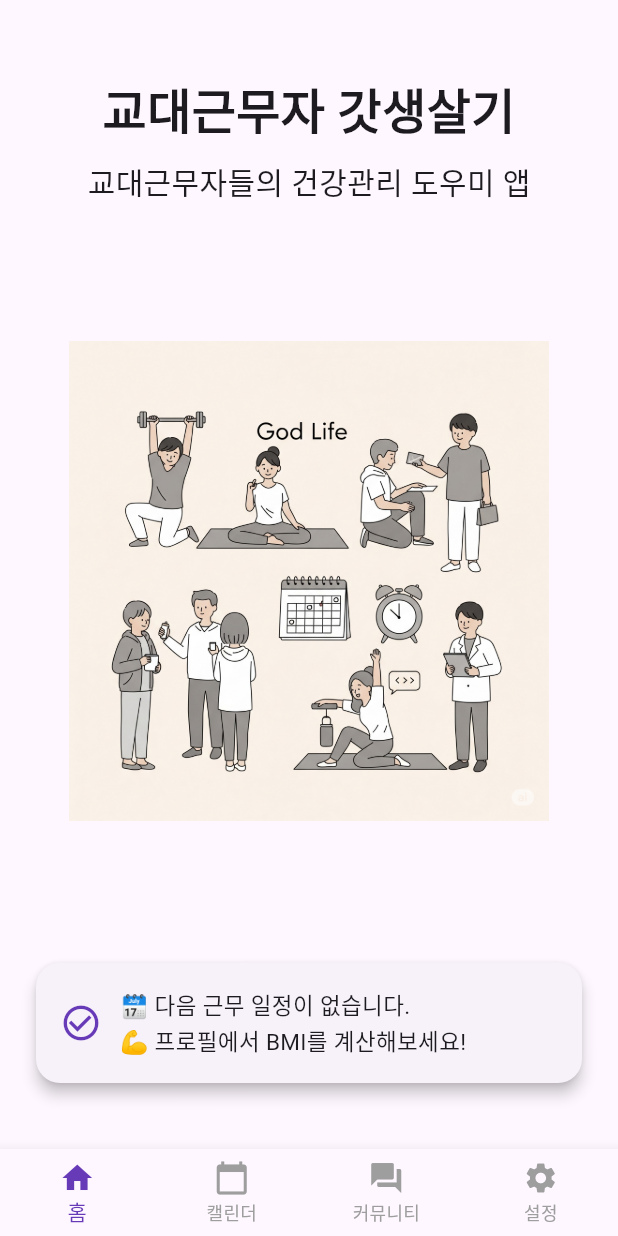
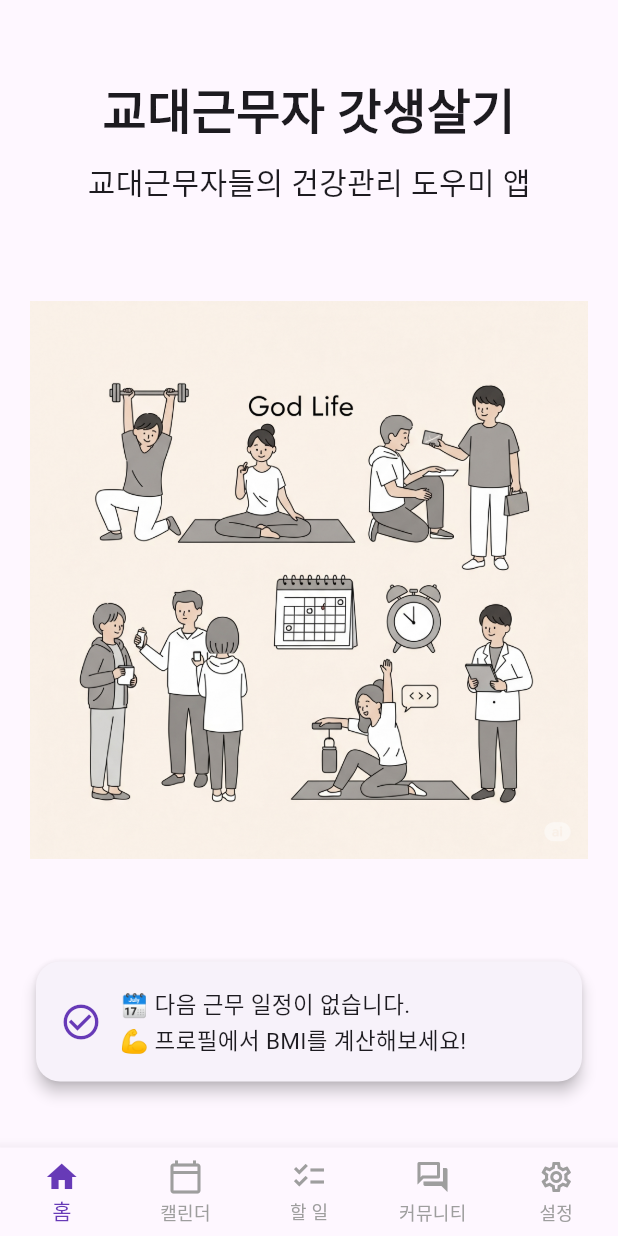
Before and after one commit to shine83/god_life_app_new, a Flutter app: the screen it shows after launch, on a phone screen of 412 x 824 dp. Run offline on Flutter 3.47's test engine with Material 3 defaults, Android fonts, the phone set to English and light mode, and no system bars; our stand-ins replace flutter_colorpicker, flutter_local_notifications, shared_preferences, sqflite, table_calendar, timezone; accounts and stored records are empty; network calls fail.

Commit message:
버전 1.0 일단 만듬

```diff
--- a/lib/db_helper.dart
+++ b/lib/db_helper.dart
@@ -1,50 +1,36 @@
+// lib/db_helper.dart
 import 'package:flutter/material.dart';
 import 'package:sqflite/sqflite.dart';
 import 'package:path/path.dart';
 
-// ## 👈 1. 루틴 데이터를 위한 새로운 클래스들을 정의합니다. ##
-
-// 루틴 자체의 정의 (예: 이름, 카테고리)
+// Routine, ShiftType, WorkSchedule 클래스는 이전과 동일합니다.
 class Routine {
   final int id;
   final String name;
   final String category;
-
   Routine({required this.id, required this.name, required this.category});
-
-  factory Routine.fromMap(Map<String, dynamic> map) {
-    return Routine(
-      id: map['id'],
-      name: map['name'],
-      category: map['category'],
-    );
-  }
+  factory Routine.fromMap(Map<String, dynamic> map) =>
+      Routine(id: map['id'], name: map['name'], category: map['category']);
 }
 
-// 특정 날짜의 루틴 완료 기록
 class RoutineLog {
   int? id;
   final int routineId;
-  final String date; // YYYY-MM-DD
+  final String date;
   bool isCompleted;
-
   RoutineLog(
       {this.id,
       required this.routineId,
       required this.date,
       required this.isCompleted});
-
-  Map<String, dynamic> toMap() {
-    return {
+  Map<String, dynamic> toMap() => {
         'id': id,
         'routine_id': routineId,
         'date': date,
-      'is_completed': isCompleted ? 1 : 0,
+        'is_completed': isCompleted ? 1 : 0
       };
 }
-}
 
-// --- 기존 ShiftType, WorkSchedule 클래스는 그대로 유지 ---
 class ShiftType {
   int? id;
   String name;
@@ -52,7 +38,6 @@ class ShiftType {
   TimeOfDay startTime;
   TimeOfDay endTime;
   Color color;
-
   ShiftType(
       {this.id,
       required this.name,
@@ -60,7 +45,6 @@ class ShiftType {
       required this.startTime,
       required this.endTime,
       required this.color});
-
   Map<String, dynamic> toMap() => {
         'id': id,
         'name': name,
@@ -69,7 +53,6 @@ class ShiftType {
         'end_time': '${endTime.hour}:${endTime.minute}',
         'color': color.value
       };
-
   factory ShiftType.fromMap(Map<String, dynamic> map) {
     final st = map['start_time'].split(':');
     final et = map['end_time'].split(':');
@@ -127,46 +110,42 @@ class DBHelper {
   static Future<Database> initDB() async {
     final dbPath = await getDatabasesPath();
     final path = join(dbPath, dbName);
+    // 데이터베이스 버전을 2로 올려서 루틴 기능이 포함되도록 합니다.
     return await openDatabase(path,
         version: 2, onCreate: _onCreate, onUpgrade: _onUpgrade);
   }
 
+  // 데이터베이스가 처음 생성될 때 호출됩니다.
   static Future<void> _onCreate(Database db, int version) async {
-    await _createTables(db);
+    await _createTables(db, version);
     await _insertInitialRoutines(db);
   }
 
+  // 데이터베이스 버전이 올라갈 때 호출됩니다.
   static Future<void> _onUpgrade(
       Database db, int oldVersion, int newVersion) async {
     if (oldVersion < 2) {
-      await db.execute('DROP TABLE IF EXISTS todos'); // 기존 todos 테이블 삭제
+      // 버전 2에서 추가된 테이블들을 생성합니다.
       await db.execute('''
-        CREATE TABLE routines(
-          id INTEGER PRIMARY KEY AUTOINCREMENT,
-          name TEXT NOT NULL,
-          category TEXT NOT NULL
-        )
+        CREATE TABLE routines(id INTEGER PRIMARY KEY AUTOINCREMENT, name TEXT NOT NULL, category TEXT NOT NULL)
       ''');
       await db.execute('''
-        CREATE TABLE routine_log(
-          id INTEGER PRIMARY KEY AUTOINCREMENT,
-          routine_id INTEGER,
-          date TEXT NOT NULL,
-          is_completed INTEGER NOT NULL,
-          FOREIGN KEY (routine_id) REFERENCES routines (id)
-        )
+        CREATE TABLE routine_log(id INTEGER PRIMARY KEY AUTOINCREMENT, routine_id INTEGER, date TEXT NOT NULL, is_completed INTEGER NOT NULL, FOREIGN KEY (routine_id) REFERENCES routines (id))
       ''');
       await _insertInitialRoutines(db);
     }
   }
 
-  static Future<void> _createTables(Database db) async {
+  // 모든 테이블을 생성하는 함수
+  static Future<void> _createTables(Database db, int version) async {
     await db.execute('''
       CREATE TABLE shift_types(id INTEGER PRIMARY KEY AUTOINCREMENT, name TEXT, abbreviation TEXT, start_time TEXT, end_time TEXT, color INTEGER)
     ''');
     await db.execute('''
       CREATE TABLE work_schedules(id INTEGER PRIMARY KEY AUTOINCREMENT, start_date TEXT, start_time TEXT, end_date TEXT, end_time TEXT, pattern TEXT)
     ''');
+    // 버전 2 이상일 때만 루틴 테이블 생성
+    if (version >= 2) {
       await db.execute('''
         CREATE TABLE routines(id INTEGER PRIMARY KEY AUTOINCREMENT, name TEXT NOT NULL, category TEXT NOT NULL)
       ''');
@@ -174,7 +153,9 @@ class DBHelper {
         CREATE TABLE routine_log(id INTEGER PRIMARY KEY AUTOINCREMENT, routine_id INTEGER, date TEXT NOT NULL, is_completed INTEGER NOT NULL, FOREIGN KEY (routine_id) REFERENCES routines (id))
       ''');
     }
+  }
 
+  // 초기 루틴 데이터를 삽입하는 함수
   static Future<void> _insertInitialRoutines(Database db) async {
     final routines = [
       {'name': '30분 이상 운동하기', 'category': '건강 챙기기'},
@@ -190,7 +171,7 @@ class DBHelper {
     }
   }
 
-  // --- 루틴 관련 새로운 함수들 ---
+  // --- 루틴 관련 함수들 ---
   static Future<List<Routine>> getAllRoutines() async {
     final db = await database;
     final List<Map<String, dynamic>> maps = await db.query('routines');
--- a/lib/home_page.dart
+++ b/lib/home_page.dart
@@ -1,10 +1,12 @@
+// lib/home_page.dart
+
 import 'package:flutter/material.dart';
-import 'package:lottie/lottie.dart';
 import 'package:shared_preferences/shared_preferences.dart';
 import 'work_schedule_page.dart';
 import 'community_page.dart';
 import 'settings_page.dart';
-import 'db_helper.dart'; // WorkSchedule은 이 파일에 정의되어 있을 것으로 예상됩니다.
+import 'todo_page.dart';
+import 'db_helper.dart';
 
 class HomePage extends StatefulWidget {
   const HomePage({super.key});
@@ -18,6 +20,7 @@ class _HomePageState extends State<HomePage> {
   final List<Widget> _pages = [
     const _HomeTabContent(),
     const WorkSchedulePage(),
+    const TodoPage(),
     const CommunityPage(),
     const SettingsPage(),
   ];
@@ -37,13 +40,26 @@ class _HomePageState extends State<HomePage> {
         unselectedItemColor: Colors.grey,
         type: BottomNavigationBarType.fixed,
         items: const [
-          BottomNavigationBarItem(icon: Icon(Icons.home), label: '홈'),
           BottomNavigationBarItem(
-            icon: Icon(Icons.calendar_today),
-            label: '캘린더',
-          ),
-          BottomNavigationBarItem(icon: Icon(Icons.forum), label: '커뮤니티'),
-          BottomNavigationBarItem(icon: Icon(Icons.settings), label: '설정'),
+              icon: Icon(Icons.home_outlined),
+              activeIcon: Icon(Icons.home),
+              label: '홈'),
+          BottomNavigationBarItem(
+              icon: Icon(Icons.calendar_today_outlined),
+              activeIcon: Icon(Icons.calendar_today),
+              label: '캘린더'),
+          BottomNavigationBarItem(
+              icon: Icon(Icons.checklist_outlined),
+              activeIcon: Icon(Icons.checklist),
+              label: '할 일'),
+          BottomNavigationBarItem(
+              icon: Icon(Icons.forum_outlined),
+              activeIcon: Icon(Icons.forum),
+              label: '커뮤니티'),
+          BottomNavigationBarItem(
+              icon: Icon(Icons.settings_outlined),
+              activeIcon: Icon(Icons.settings),
+              label: '설정'),
         ],
       ),
     );
@@ -63,16 +79,12 @@ class _HomeTabContentState extends State<_HomeTabContent> {
   @override
   void initState() {
     super.initState();
-    print('==== 홈 페이지 시작? ====');
     _updateHomeCardText();
   }
 
-  // ✅✅✅ 핵심 수정 부분! ✅✅✅
-  // 다음 근무와 건강 목표를 가져와서 카드 텍스트를 만드는 새로운 함수입니다.
   Future<void> _updateHomeCardText() async {
-    // 1. 다음 근무 일정 찾기
+    try {
       final now = DateTime.now();
-    // WorkSchedule 클래스는 db_helper.dart에 정의되어 있어야 합니다.
       final allSchedules = await DBHelper.getAllWorkSchedules();
       allSchedules.sort((a, b) {
         final aDateTime = DateTime.parse('${a.startDate} ${a.startTime}');
@@ -82,9 +94,8 @@ class _HomeTabContentState extends State<_HomeTabContent> {
 
       WorkSchedule? nextSchedule;
       for (var schedule in allSchedules) {
-      final scheduleDateTime = DateTime.parse(
-        '${schedule.startDate} ${schedule.startTime}',
-      );
+        final scheduleDateTime =
+            DateTime.parse('${schedule.startDate} ${schedule.startTime}');
         if (scheduleDateTime.isAfter(now)) {
           nextSchedule = schedule;
           break;
@@ -99,7 +110,6 @@ class _HomeTabContentState extends State<_HomeTabContent> {
         nextShiftText = '🗓️ 다음 근무 일정이 없습니다.';
       }
 
-    // 2. 건강 목표 (BMI 상태) 불러오기
       final prefs = await SharedPreferences.getInstance();
       final bmiStatus = prefs.getString('profile_bmiStatus');
       String healthText;
@@ -109,11 +119,17 @@ class _HomeTabContentState extends State<_HomeTabContent> {
         healthText = '💪 프로필에서 BMI를 계산해보세요!';
       }
 
-    // 3. 두 정보를 합쳐서 화면에 표시하기
       if (mounted) {
         setState(() {
           _homeCardText = '$nextShiftText\n$healthText';
         });
+      }
+    } catch (e) {
+      if (mounted) {
+        setState(() {
+          _homeCardText = '정보를 불러오는 중 오류가 발생했습니다.';
+        });
+      }
     }
   }
 
@@ -123,24 +139,16 @@ class _HomeTabContentState extends State<_HomeTabContent> {
       child: Column(
         children: [
           const SizedBox(height: 50),
-          const Text(
-            '교대근무자 갓생살기',
-            style: TextStyle(fontSize: 32, fontWeight: FontWeight.bold),
-          ),
+          const Text('교대근무자 갓생살기',
+              style: TextStyle(fontSize: 32, fontWeight: FontWeight.bold)),
           const SizedBox(height: 8),
           const Text('교대근무자들의 건강관리 도우미 앱', style: TextStyle(fontSize: 20)),
           Expanded(
-            child: Center(
-              child: SizedBox(
-                width: 320,
-                height: 320,
-                child: Center(
+            child: Padding(
+              padding: const EdgeInsets.all(20.0),
               child: Image.asset(
-                    // 👈 Image.asset 위젯 사용
-                    'assets/images/home_illustration.png', // 👈 여기에 저장한 이미지 파일 경로를 정확히 입력!
-                    fit: BoxFit.contain, // 이미지가 공간에 맞춰 잘 보이도록 설정
-                  ),
-                ),
+                'assets/images/home_illustration.png',
+                fit: BoxFit.contain,
               ),
             ),
           ),
@@ -149,23 +157,17 @@ class _HomeTabContentState extends State<_HomeTabContent> {
             child: Card(
               elevation: 4,
               shape: RoundedRectangleBorder(
-                borderRadius: BorderRadius.circular(16),
-              ),
+                  borderRadius: BorderRadius.circular(16)),
               child: Padding(
                 padding: const EdgeInsets.all(16.0),
                 child: Row(
                   children: [
-                    const Icon(
-                      Icons.check_circle_outline,
-                      color: Colors.deepPurple,
-                      size: 28,
-                    ),
+                    const Icon(Icons.check_circle_outline,
+                        color: Colors.deepPurple, size: 28),
                     const SizedBox(width: 12),
                     Expanded(
-                      child: Text(
-                        _homeCardText, // 상태 변수를 사용해서 텍스트를 표시합니다.
-                        style: const TextStyle(fontSize: 15, height: 1.5),
-                      ),
+                      child: Text(_homeCardText,
+                          style: const TextStyle(fontSize: 15, height: 1.5)),
                     ),
                   ],
                 ),
```
Also changed, not shown: lib/todo_page.dart (added, +23 -0 lines), lib/work_schedule_page.dart (+40 -37 lines), 1 other file. Lines whose indentation alone changed are shown as unchanged.
